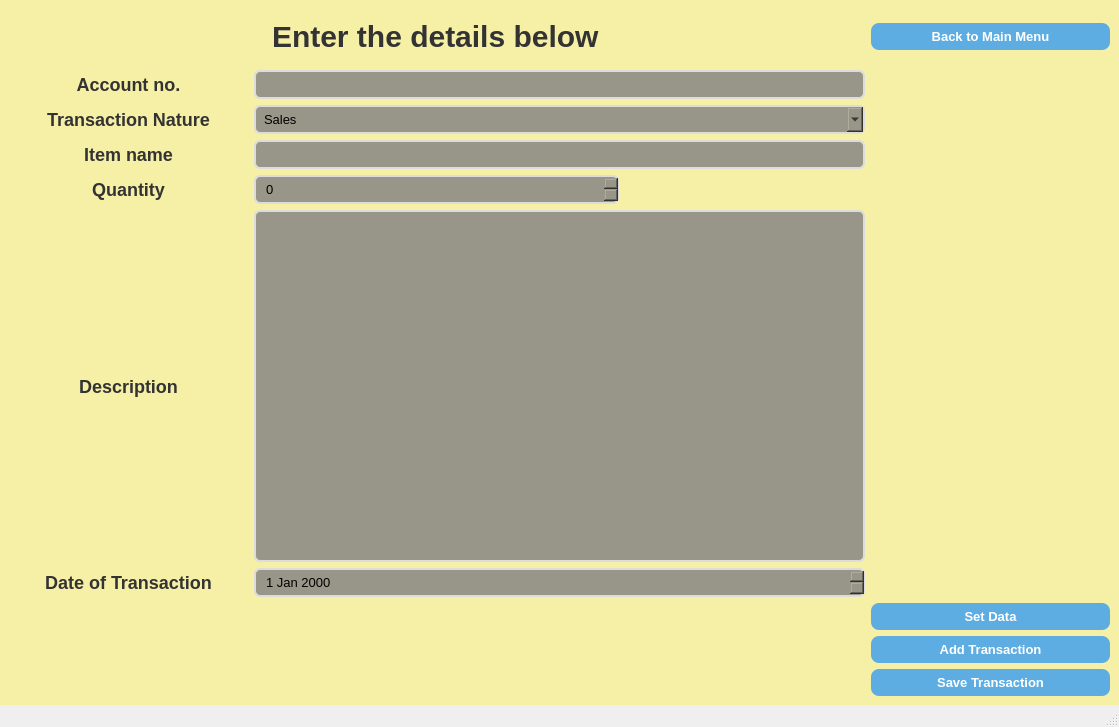
Qt form InventoryWindow.ui (himanshu53929/cppCodes) before a commit.
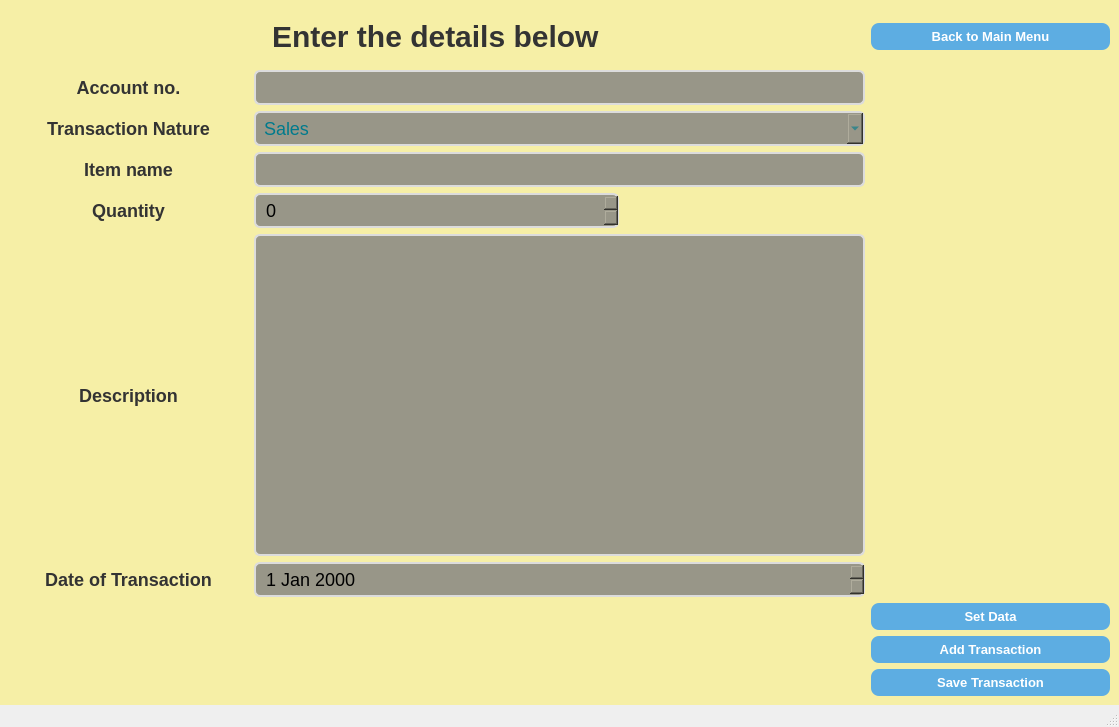
The same form after that commit.

Patch:
```diff
--- a/InventoryWindow.ui
+++ b/InventoryWindow.ui
@@ -43,7 +43,7 @@
     border-radius: 6px;
     padding: 4px 8px;
     background-color: #989688;
-    font-size: 13px;
+    font-size: 18px;
 	color: black;
 }
 QLineEdit:focus, QComboBox:focus, QSpinBox:focus, QDateEdit:focus {
@@ -109,6 +109,9 @@
         <pointsize>-1</pointsize>
        </font>
       </property>
+      <property name="styleSheet">
+       <string notr="true">font-size: 18px;</string>
+      </property>
      </widget>
     </item>
     <item row="9" column="0">
@@ -247,6 +250,9 @@
         <pointsize>-1</pointsize>
        </font>
       </property>
+      <property name="styleSheet">
+       <string notr="true">color : #007A8C;</string>
+      </property>
       <item>
        <property name="text">
         <string>Sales</string>
```
Left out of the diff: 2 changed lines with no effect on the pictures.
